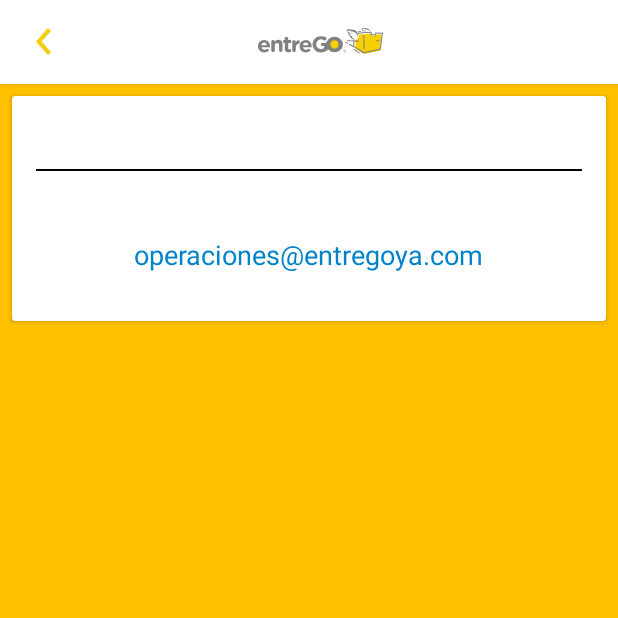
After one commit to Votar/dostUso, an Android app: the FaqDetailActivity screen opened directly, with no data from a screen before it, on a phone screen of 412 x 824 dp, the top half of it. The commit adds this screen. Run offline under Robolectric (Android 15) with nearby library versions, the phone set to English and light mode, and no system bars; our stand-ins replace data binding.

Commit message:
faq layouts done

```diff
--- a/app/src/main/java/com/entrego/entregouser/ui/create/mvp/presenter/IRootPresenter.kt
+++ b/app/src/main/java/com/entrego/entregouser/ui/create/mvp/presenter/IRootPresenter.kt
@@ -1,5 +1,6 @@
 package com.entrego.entregouser.ui.create.mvp.presenter
 
+import android.app.Activity
 import com.entrego.entregouser.ui.create.mvp.view.IRootView
 
 interface IRootPresenter {
@@ -7,6 +8,6 @@ interface IRootPresenter {
     fun onStart()
     fun onMapReady()
     fun onStop()
-
+    fun shareLinkOnSite(activity:Activity)
 
 }
--- a/app/src/main/java/com/entrego/entregouser/ui/create/steps/accept/AcceptDeliveryCreationFragment.kt
+++ b/app/src/main/java/com/entrego/entregouser/ui/create/steps/accept/AcceptDeliveryCreationFragment.kt
@@ -50,7 +50,6 @@ class AcceptDeliveryCreationFragment : Fragment() {
         accept_delivery_price.text = mDeliveryModel?.sum?.toView()
         accept_delivery_type.text = mDeliveryModel?.deliveryType.toString()
         accept_delivery_accept_btn.setOnClickListener { acceptDelivery(mDeliveryModel?.deliveryId) }
-
     }
 
     fun acceptDelivery(deliveryId: Long?) {
@@ -61,7 +60,6 @@ class AcceptDeliveryCreationFragment : Fragment() {
 
         showProgress()
         Handler().postDelayed({
-
             (activity as? RootActivityController)?.showCreatedDelivery()
             hideProgress()
         }, 1500)
--- a/app/src/main/java/com/entrego/entregouser/ui/create/steps/address/SelectAddressFragment.kt
+++ b/app/src/main/java/com/entrego/entregouser/ui/create/steps/address/SelectAddressFragment.kt
@@ -29,7 +29,6 @@ import kotlinx.android.synthetic.main.fragment_select_address.*
 
 class SelectAddressFragment : BaseBuilderFragment(), ISelectAddressView, FieldClickListener {
 
-
     companion object {
         val REQUEST_CODE_AUTOCOMPLETE = 0x122017
     }
@@ -43,13 +42,11 @@ class SelectAddressFragment : BaseBuilderFragment(), ISelectAddressView, FieldCl
 
     override fun onCreateView(inflater: LayoutInflater?, container: ViewGroup?, savedInstanceState: Bundle?): View {
         val view = inflater!!.inflate(R.layout.fragment_select_address, container, false)
-        logd("ONCREATEVIEW")
         return view
     }
 
     override fun onViewCreated(view: View?, savedInstanceState: Bundle?) {
         super.onViewCreated(view, savedInstanceState)
-        logd("onViewCREATED")
         setupListeners()
         select_address_recycler.layoutManager = LinearLayoutManager(activity, LinearLayoutManager.VERTICAL, false)
         select_address_recycler.adapter = WayPointsAdapter(this)
@@ -86,7 +83,6 @@ class SelectAddressFragment : BaseBuilderFragment(), ISelectAddressView, FieldCl
         }
 
         select_address_accept_btn.setOnClickListener {
-//            logd((select_address_recycler.adapter as WayPointsAdapter).getAddressList().toString())
             logd(mDeliveryBuilder.toString())
             if (mDeliveryBuilder != null)
                 mPresenter.requestDeliveryCreation(mDeliveryBuilder!!)
--- /dev/null
+++ b/app/src/main/java/com/entrego/entregouser/ui/faq/FaqDetailActivity.kt
@@ -0,0 +1,50 @@
+package com.entrego.entregouser.ui.faq
+
+import android.content.ActivityNotFoundException
+import android.content.Intent
+import android.os.Bundle
+import android.support.v4.app.NavUtils
+import android.support.v7.app.AppCompatActivity
+import android.widget.Toast
+import com.entrego.entregouser.R
+import kotlinx.android.synthetic.main.activity_faq_detail.*
+import kotlinx.android.synthetic.main.navigation_toolbar.*
+
+
+class FaqDetailActivity : AppCompatActivity() {
+
+    companion object {
+        val EXT_TITLE = "ext_title_faq"
+        val EXT_MSG = "ext_msg_faq"
+    }
+
+    override fun onCreate(savedInstanceState: Bundle?) {
+        super.onCreate(savedInstanceState)
+        setContentView(R.layout.activity_faq_detail)
+    }
+
+    override fun onStart() {
+        super.onStart()
+        nav_toolbar_back.setOnClickListener { NavUtils.navigateUpFromSameTask(this) }
+        if (intent != null) {
+            val title = intent.getStringExtra(EXT_TITLE)
+            val message = intent.getStringExtra(EXT_MSG)
+            faq_det_title.text = title
+            faq_det_body.text = message
+        }
+
+        faq_send_email_link.setOnClickListener {
+            val i = Intent(Intent.ACTION_SEND)
+            i.type = "message/rfc822"
+            i.putExtra(Intent.EXTRA_EMAIL, arrayOf("faq_send_email_link"))
+            i.putExtra(Intent.EXTRA_SUBJECT, "User")
+            i.putExtra(Intent.EXTRA_TEXT, "body of email")
+            try {
+                startActivity(Intent.createChooser(i, getString(R.string.send_email)))
+            } catch (ex: ActivityNotFoundException) {
+                Toast.makeText(this, "There are no email clients installed.", Toast.LENGTH_SHORT).show()
+            }
+
+        }
+    }
+}
--- /dev/null
+++ b/app/src/main/res/layout/activity_faq_detail.xml
@@ -0,0 +1,71 @@
+<?xml version="1.0" encoding="utf-8"?>
+<layout>
+
+    <data>
+        <variable
+            name="title"
+            type="java.lang.String" />
+        <variable
+            name="message"
+            type="java.lang.String" />
+
+    </data>
+
+    <RelativeLayout xmlns:android="http://schemas.android.com/apk/res/android"
+        xmlns:tools="http://schemas.android.com/tools"
+        android:id="@+id/activity_faq_detail"
+        android:layout_width="match_parent"
+        android:layout_height="match_parent"
+        android:background="@color/colorPrimary"
+        tools:context="entrego.com.android.ui.faq.FaqDetailActivity">
+
+        <include
+            android:id="@+id/faq_det_toolbar"
+            layout="@layout/navigation_toolbar" />
+
+        <android.support.v7.widget.CardView
+            android:layout_width="match_parent"
+            android:layout_height="wrap_content"
+            android:layout_below="@id/faq_det_toolbar"
+            android:layout_margin="@dimen/padding_medium">
+
+            <LinearLayout
+                android:layout_width="match_parent"
+                android:layout_height="wrap_content"
+                android:orientation="vertical"
+                android:padding="@dimen/default_screen_padding">
+
+                <TextView
+                    android:id="@+id/faq_det_title"
+                    android:layout_width="wrap_content"
+                    android:layout_height="wrap_content"
+                    android:text="@{title}"
+                    android:textSize="@dimen/tsize_medium"
+                    android:textStyle="normal|bold" />
+
+                <View
+                    android:layout_width="match_parent"
+                    android:layout_height="1dp"
+                    android:layout_marginTop="@dimen/padding_medium"
+                    android:background="@color/colorBlack" />
+
+                <TextView
+                    android:id="@+id/faq_det_body"
+                    android:layout_width="match_parent"
+                    android:layout_height="wrap_content"
+                    android:layout_marginTop="@dimen/padding_medium"
+                    android:text="@{message}" />
+
+                <TextView
+                    android:id="@+id/faq_send_email_link"
+                    android:textSize="@dimen/tsize_medium"
+                    android:textColor="@color/colorDarkBlue"
+                    android:text="@string/support_email"
+                    android:padding="@dimen/default_screen_padding"
+                    android:layout_gravity="center_horizontal"
+                    android:layout_width="wrap_content"
+                    android:layout_height="wrap_content" />
+            </LinearLayout>
+        </android.support.v7.widget.CardView>
+    </RelativeLayout>
+</layout>
--- a/app/src/main/res/values/strings.xml
+++ b/app/src/main/res/values/strings.xml
@@ -82,4 +82,6 @@
     <string name="title_activity_escort">Map</string>
     <string name="text_cancel">Cancel</string>
     <string name="text_status">Status</string>
+    <string name="support_email">operaciones@entregoya.com</string>
+    <string name="send_email">Send by...</string>
 </resources>
```
Also changed, not shown: app/src/main/AndroidManifest.xml (+23 -5 lines), app/src/main/java/com/entrego/entregouser/ui/create/RootActivity.kt (+5 -4 lines), app/src/main/java/com/entrego/entregouser/ui/create/mvp/presenter/RootPresenter.kt (+11 -0 lines), app/src/main/java/com/entrego/entregouser/ui/faq/FaqAdapter.kt (added, +49 -0 lines), app/src/main/java/com/entrego/entregouser/ui/faq/FaqListActivity.kt (added, +50 -0 lines), app/src/main/res/layout/activity_faq_list.xml (added, +28 -0 lines), app/src/main/res/layout/faq_list_item.xml (added, +30 -0 lines), app/src/main/res/values/arrays.xml (+10 -0 lines).
